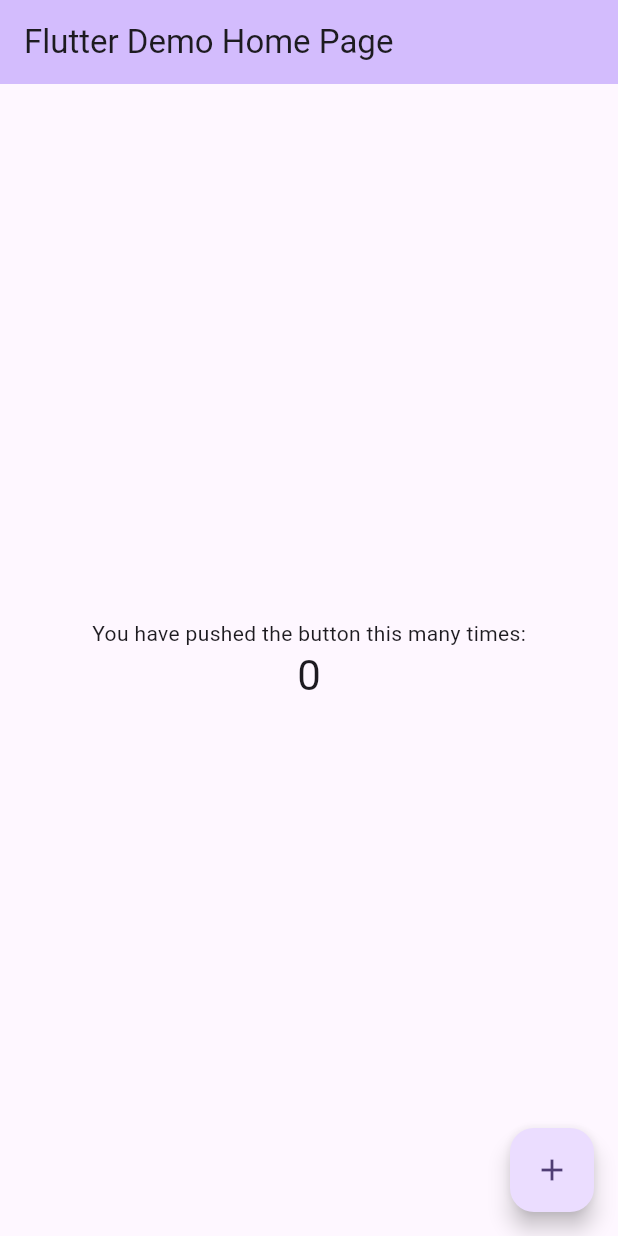
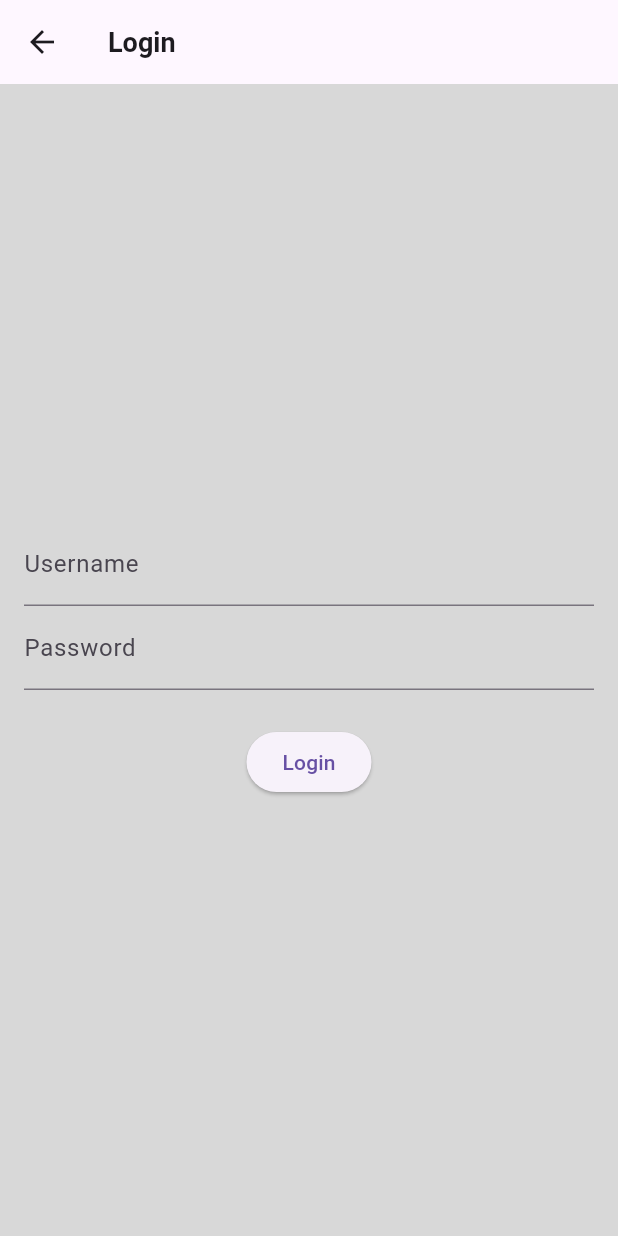
Before and after one commit to creatior/flutter-students, a Flutter app: the screen it shows after launch, on a phone screen of 412 x 824 dp. Run offline on Flutter 3.47's test engine with Material 3 defaults, Android fonts, the phone set to English and light mode, and no system bars; our stand-ins replace bloc, dartz, equatable, flutter_bloc, get_it, shared_preferences.

Commit message:
auth feature

```diff
--- a/lib/config/base_url.dart
+++ b/lib/config/base_url.dart
@@ -1,4 +1,4 @@
-const baseUrl = 'http://localhost:8080';
+const baseUrl = 'http://10.0.2.2:80/api';
 
 const authLoginUrl = '/auth/login';
 const authLogoutUrl = '/auth/logout';
--- a/lib/features/auth/domain/usecases/login_usecase.dart
+++ b/lib/features/auth/domain/usecases/login_usecase.dart
@@ -5,7 +5,7 @@ import 'package:students_list/res/failures/failure.dart';
 
 class LoginUsecase {
   final AuthRepository repository;
-  LoginUsecase(this.repository);
+  LoginUsecase({required this.repository});
 
   Future<Either<Failure, AuthTokens>> execute(
     String username,
--- a/lib/features/auth/domain/usecases/logout_usecase.dart
+++ b/lib/features/auth/domain/usecases/logout_usecase.dart
@@ -4,7 +4,7 @@ import 'package:students_list/res/failures/failure.dart';
 
 class LogoutUsecase {
   final AuthRepository repository;
-  LogoutUsecase(this.repository);
+  LogoutUsecase({required this.repository});
 
   Future<Either<Failure, void>> execute() async {
     return await repository.logout();
--- a/lib/features/auth/domain/usecases/refresh_usecase.dart
+++ b/lib/features/auth/domain/usecases/refresh_usecase.dart
@@ -5,7 +5,7 @@ import 'package:students_list/res/failures/failure.dart';
 
 class RefreshUsecase {
   final AuthRepository repository;
-  RefreshUsecase(this.repository);
+  RefreshUsecase({required this.repository});
 
   Future<Either<Failure, AuthTokens>> execute() async {
     return await repository.refresh();
--- a/lib/features/auth/presentation/bloc/auth_bloc.dart
+++ b/lib/features/auth/presentation/bloc/auth_bloc.dart
@@ -41,9 +41,14 @@ class AuthBloc extends Bloc<AuthEvent, AuthState> {
     on<AuthRefreshEvent>((event, emit) async {
       try {
         final result = await refreshUsecase.execute();
-        result.fold((_) {
-          emit(AuthLoggedOut());
-        }, (tokens) {});
+        result.fold(
+          (_) {
+            emit(AuthLoggedOut());
+          },
+          (tokens) {
+            emit(AuthLoginSuccess(tokens));
+          },
+        );
       } catch (_) {
         emit(AuthLoggedOut());
       }
--- /dev/null
+++ b/lib/features/auth/presentation/pages/login_page.dart
@@ -0,0 +1,87 @@
+import 'package:flutter/material.dart';
+import 'package:flutter_bloc/flutter_bloc.dart';
+import 'package:students_list/di/di.dart';
+import 'package:students_list/features/auth/domain/usecases/login_usecase.dart';
+import 'package:students_list/features/auth/domain/usecases/logout_usecase.dart';
+import 'package:students_list/features/auth/domain/usecases/refresh_usecase.dart';
+import 'package:students_list/features/auth/presentation/bloc/auth_bloc.dart';
+
+class LoginPage extends StatelessWidget {
+  const LoginPage({super.key});
+
+  @override
+  Widget build(BuildContext context) {
+    return BlocProvider(
+      create: (_) => AuthBloc(
+        loginUsecase: di<LoginUsecase>(),
+        logoutUsecase: di<LogoutUsecase>(),
+        refreshUsecase: di<RefreshUsecase>(),
+      ),
+      child: BlocConsumer<AuthBloc, AuthState>(
+        builder: (context, state) {
+          if (state is AuthLoginLoading) {
+            return const Scaffold(
+              body: Center(child: CircularProgressIndicator()),
+            );
+          }
+          return Scaffold(
+            appBar: AppBar(title: const Text('Login')),
+            body: const _LoginForm(),
+          );
+        },
+        listener: (context, state) {
+          if (state is AuthLoginSuccess) {
+            Navigator.pushReplacementNamed(context, '/students');
+          } else if (state is AuthLoginFailure) {
+            ScaffoldMessenger.of(
+              context,
+            ).showSnackBar(SnackBar(content: Text(state.message)));
+          }
+        },
+      ),
+    );
+  }
+}
+
+class _LoginForm extends StatefulWidget {
+  const _LoginForm();
+
+  @override
+  State<_LoginForm> createState() => _LoginFormState();
+}
+
+class _LoginFormState extends State<_LoginForm> {
+  final _usernameController = TextEditingController();
+  final _passwordController = TextEditingController();
+
+  @override
+  Widget build(BuildContext context) {
+    return Padding(
+      padding: const EdgeInsets.all(16),
+      child: Column(
+        mainAxisAlignment: MainAxisAlignment.center,
+        children: [
+          TextField(
+            controller: _usernameController,
+            decoration: const InputDecoration(labelText: 'Username'),
+          ),
+          TextField(
+            controller: _passwordController,
+            decoration: const InputDecoration(labelText: 'Password'),
+            obscureText: true,
+          ),
+          const SizedBox(height: 24),
+          ElevatedButton(
+            onPressed: () {
+              final username = _usernameController.text.trim();
+              final password = _passwordController.text.trim();
+
+              context.read<AuthBloc>().add(AuthLoginEvent(username, password));
+            },
+            child: const Text("Login"),
+          ),
+        ],
+      ),
+    );
+  }
+}
--- a/lib/features/students/data/sources/student_local_source.dart
+++ b/lib/features/students/data/sources/student_local_source.dart
@@ -1,5 +1,3 @@
-import 'dart:convert';
-
 import 'package:students_list/res/sources/local_source.dart';
 
 class StudentLocalSource extends LocalSource {
--- a/lib/features/students/data/sources/student_remote_source.dart
+++ b/lib/features/students/data/sources/student_remote_source.dart
@@ -35,7 +35,7 @@ class StudentRemoteSource {
       }
     } on http.ClientException {
       throw const NetworkFailure('Failed to connect to server');
-    } on ServerFailure catch (e) {
+    } on ServerFailure {
       rethrow;
     } catch (e) {
       throw UnknownFailure(e.toString());
--- a/lib/main.dart
+++ b/lib/main.dart
@@ -1,122 +1,55 @@
 import 'package:flutter/material.dart';
+import 'package:students_list/di/di.dart';
+import 'package:students_list/features/auth/presentation/pages/login_page.dart';
+import 'package:students_list/features/auth/presentation/pages/splash_page.dart';
 
-void main() {
-  runApp(const MyApp());
+void main() async {
+  WidgetsFlutterBinding.ensureInitialized();
+  await setupDi();
+  runApp(const StudentsListApp());
 }
 
-class MyApp extends StatelessWidget {
-  const MyApp({super.key});
+class StudentsListApp extends StatelessWidget {
+  const StudentsListApp({super.key});
 
-  // This widget is the root of your application.
   @override
   Widget build(BuildContext context) {
     return MaterialApp(
       title: 'Flutter Demo',
       theme: ThemeData(
-        // This is the theme of your application.
-        //
-        // TRY THIS: Try running your application with "flutter run". You'll see
-        // the application has a purple toolbar. Then, without quitting the app,
-        // try changing the seedColor in the colorScheme below to Colors.green
-        // and then invoke "hot reload" (save your changes or press the "hot
-        // reload" button in a Flutter-supported IDE, or press "r" if you used
-        // the command line to start the app).
-        //
-        // Notice that the counter didn't reset back to zero; the application
-        // state is not lost during the reload. To reset the state, use hot
-        // restart instead.
-        //
-        // This works for code too, not just values: Most code changes can be
-        // tested with just a hot reload.
-        colorScheme: ColorScheme.fromSeed(seedColor: Colors.deepPurple),
+        iconTheme: const IconThemeData(
+          color: Color.fromARGB(255, 243, 255, 209),
+        ),
+        textTheme: const TextTheme(
+          headlineLarge: TextStyle(
+            color: Colors.black,
+            fontWeight: FontWeight.w700,
+            fontSize: 18,
+            fontFamily: 'Roboto',
+          ),
+          titleLarge: TextStyle(
+            color: Colors.black,
+            fontWeight: FontWeight.w700,
+            fontSize: 18,
+            fontFamily: 'Roboto',
+          ),
+          titleMedium: TextStyle(
+            color: Colors.black,
+            fontWeight: FontWeight.bold,
+            fontSize: 14,
+            letterSpacing: 1,
+            fontFamily: 'Roboto-Thin',
+          ),
+        ),
+        scaffoldBackgroundColor: const Color.fromARGB(255, 216, 216, 216),
       ),
-      home: const MyHomePage(title: 'Flutter Demo Home Page'),
+      home: SplashPage(),
+      initialRoute: '/splash',
+
+      routes: {
+        '/splash': (context) => const SplashPage(),
+        '/login': (context) => const LoginPage(),
+      },
     );
   }
 }
-
-class MyHomePage extends StatefulWidget {
-  const MyHomePage({super.key, required this.title});
-
-  // This widget is the home page of your application. It is stateful, meaning
-  // that it has a State object (defined below) that contains fields that affect
-  // how it looks.
-
-  // This class is the configuration for the state. It holds the values (in this
-  // case the title) provided by the parent (in this case the App widget) and
-  // used by the build method of the State. Fields in a Widget subclass are
-  // always marked "final".
-
-  final String title;
-
-  @override
-  State<MyHomePage> createState() => _MyHomePageState();
-}
-
-class _MyHomePageState extends State<MyHomePage> {
-  int _counter = 0;
-
-  void _incrementCounter() {
-    setState(() {
-      // This call to setState tells the Flutter framework that something has
-      // changed in this State, which causes it to rerun the build method below
-      // so that the display can reflect the updated values. If we changed
-      // _counter without calling setState(), then the build method would not be
-      // called again, and so nothing would appear to happen.
-      _counter++;
-    });
-  }
-
-  @override
-  Widget build(BuildContext context) {
-    // This method is rerun every time setState is called, for instance as done
-    // by the _incrementCounter method above.
-    //
-    // The Flutter framework has been optimized to make rerunning build methods
-    // fast, so that you can just rebuild anything that needs updating rather
-    // than having to individually change instances of widgets.
-    return Scaffold(
-      appBar: AppBar(
-        // TRY THIS: Try changing the color here to a specific color (to
-        // Colors.amber, perhaps?) and trigger a hot reload to see the AppBar
-        // change color while the other colors stay the same.
-        backgroundColor: Theme.of(context).colorScheme.inversePrimary,
-        // Here we take the value from the MyHomePage object that was created by
-        // the App.build method, and use it to set our appbar title.
-        title: Text(widget.title),
-      ),
-      body: Center(
-        // Center is a layout widget. It takes a single child and positions it
-        // in the middle of the parent.
-        child: Column(
-          // Column is also a layout widget. It takes a list of children and
-          // arranges them vertically. By default, it sizes itself to fit its
-          // children horizontally, and tries to be as tall as its parent.
-          //
-          // Column has various properties to control how it sizes itself and
-          // how it positions its children. Here we use mainAxisAlignment to
-          // center the children vertically; the main axis here is the vertical
-          // axis because Columns are vertical (the cross axis would be
-          // horizontal).
-          //
-          // TRY THIS: Invoke "debug painting" (choose the "Toggle Debug Paint"
-          // action in the IDE, or press "p" in the console), to see the
-          // wireframe for each widget.
-          mainAxisAlignment: MainAxisAlignment.center,
-          children: <Widget>[
-            const Text('You have pushed the button this many times:'),
-            Text(
-              '$_counter',
-              style: Theme.of(context).textTheme.headlineMedium,
-            ),
-          ],
-        ),
-      ),
-      floatingActionButton: FloatingActionButton(
-        onPressed: _incrementCounter,
-        tooltip: 'Increment',
-        child: const Icon(Icons.add),
-      ), // This trailing comma makes auto-formatting nicer for build methods.
-    );
-  }
-}
--- a/pubspec.yaml
+++ b/pubspec.yaml
@@ -40,6 +40,7 @@ dependencies:
   get_it: ^9.0.5
   bloc: ^9.1.0
   equatable: ^2.0.7
+  flutter_bloc: ^9.1.1
 
 dev_dependencies:
   flutter_test:
```
Also changed, not shown: lib/di/di.dart (+22 -1 lines), lib/features/auth/presentation/pages/splash_page.dart (added, +32 -0 lines), pubspec.lock, 1 other file.
